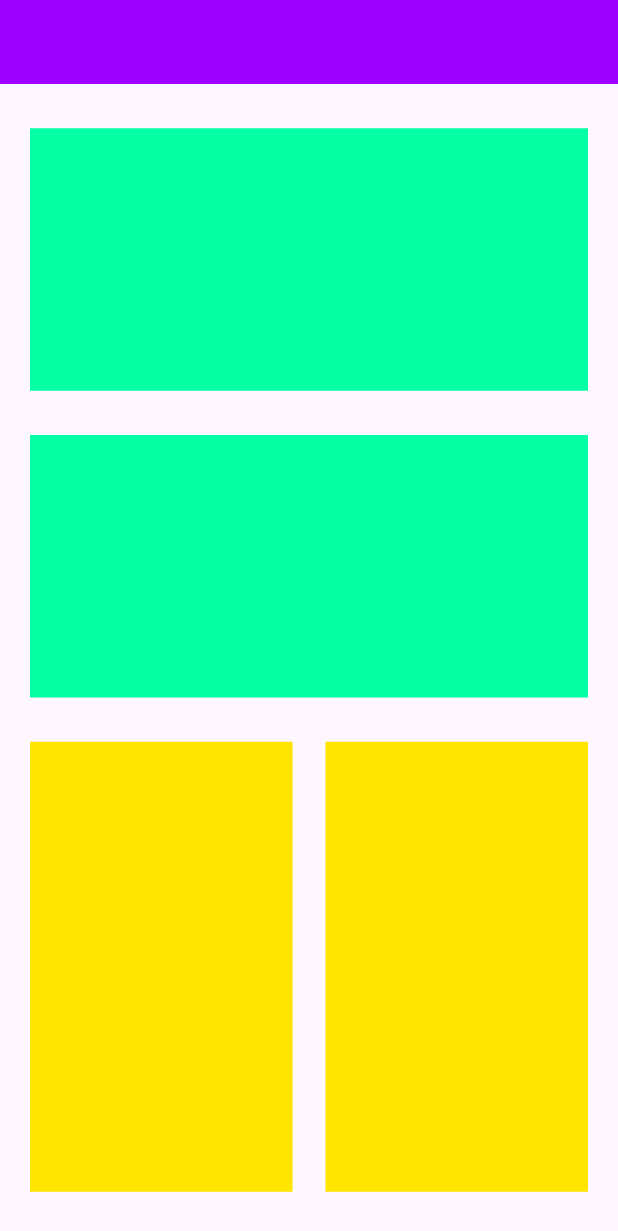
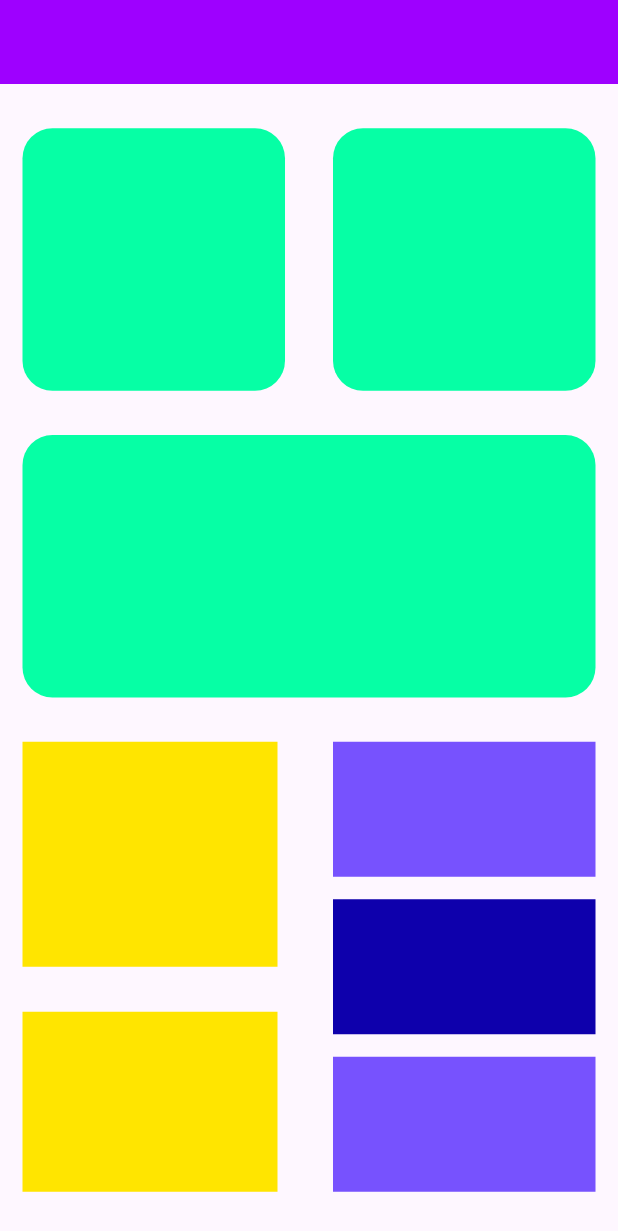
Before and after one commit to Kawodya/DP_Layouts, a Flutter app: the screen it shows after launch, on a phone screen of 412 x 824 dp. Shown: the top 1231 px of the screen. Run offline on Flutter 3.47's test engine with Material 3 defaults, Android fonts, the light colour scheme and no system bars.

Commit message:
Changed to the new layout

```diff
--- a/dp_project/lib/main.dart
+++ b/dp_project/lib/main.dart
@@ -10,55 +10,107 @@ class MyApp extends StatelessWidget {
   Widget build(BuildContext context) {
     return MaterialApp(
       debugShowCheckedModeBanner: false,
-      title: "Layout 2",
       home: Scaffold(
         appBar: AppBar(
           backgroundColor: const Color(0xff9E00FF),
-
         ),
         body: Padding(
-          padding: const EdgeInsets.symmetric(horizontal: 20),
+          padding: const EdgeInsets.symmetric(horizontal: 15),
           child: Column(
             mainAxisAlignment: MainAxisAlignment.spaceEvenly,
             children: [
+              Row(
+                mainAxisAlignment: MainAxisAlignment.spaceBetween,
+                children: [
                   Container(
                     height: 175,
-                width: double.infinity,
-                color: Color(0xff06FFA5),
+                    width: 175,
 
+                    decoration: BoxDecoration(
+                      borderRadius: BorderRadius.circular(20),
+                      color: const Color(0xff06FFA5),
+                    ),
+                  ),
+                  Container(
+                    height: 175,
+                    width: 175,
+
+                    decoration: BoxDecoration(
+                      borderRadius: BorderRadius.circular(20),
+                      color: const Color(0xff06FFA5),
+                    ),
+                  ),
+                ],
               ),
               Container(
                 height: 175,
                 width: double.infinity,
-                color: Color(0xff06FFA5),
-
+                decoration: BoxDecoration(
+                   borderRadius: BorderRadius.circular(20),
+                      color: const Color(0xff06FFA5),
 
                 ),
-              Row(
+              ),
+              SizedBox(
+                child: Container(
+                  height: 300,
+
+                  child: Row(
+                    mainAxisAlignment: MainAxisAlignment.spaceBetween,
+                    children: [
+                      Column(
                         mainAxisAlignment: MainAxisAlignment.spaceBetween,
                         children: [
                           Container(
-                    width: 175,
-                    height: 300,
-                    color: Color(0xffFFE500),
+                            height: 150,
+                            width: 170,
+                            color:const Color(0xffFFE500),
+
                           ),
                           Container(
-                     width: 175,
-                    height: 300,
-                    color: Color(0xffFFE500),
+                            height: 120,
+                            width: 170,
+                            color: const Color(0xffFFE500),
 
                           ),
+                        ],
+                      ),
+                      Column(
+                        mainAxisAlignment: MainAxisAlignment.spaceBetween,
 
+                        children: [
+                          Container(
+
+                            height: 90,
+                            width: 175,
+                            color: const Color(0xff7752FE),
+
+                          ),
+                           Container(
+                            height: 90,
+                            width: 175,
+                            color:  const Color(0xff0E00AC),
+
+                          ),
+                           Container(
+                            height: 90,
+                            width: 175,
+                            color:  const Color(0xff7752FE),
+
+                          ),
                         ],
+                      ),
+                    ],
+                  ),
+                ),
               ),
 
             ],
           ),
         ),
 
-
-
       ),
     );
+
   }
 }
```
Lines whose indentation alone changed are shown as unchanged.
